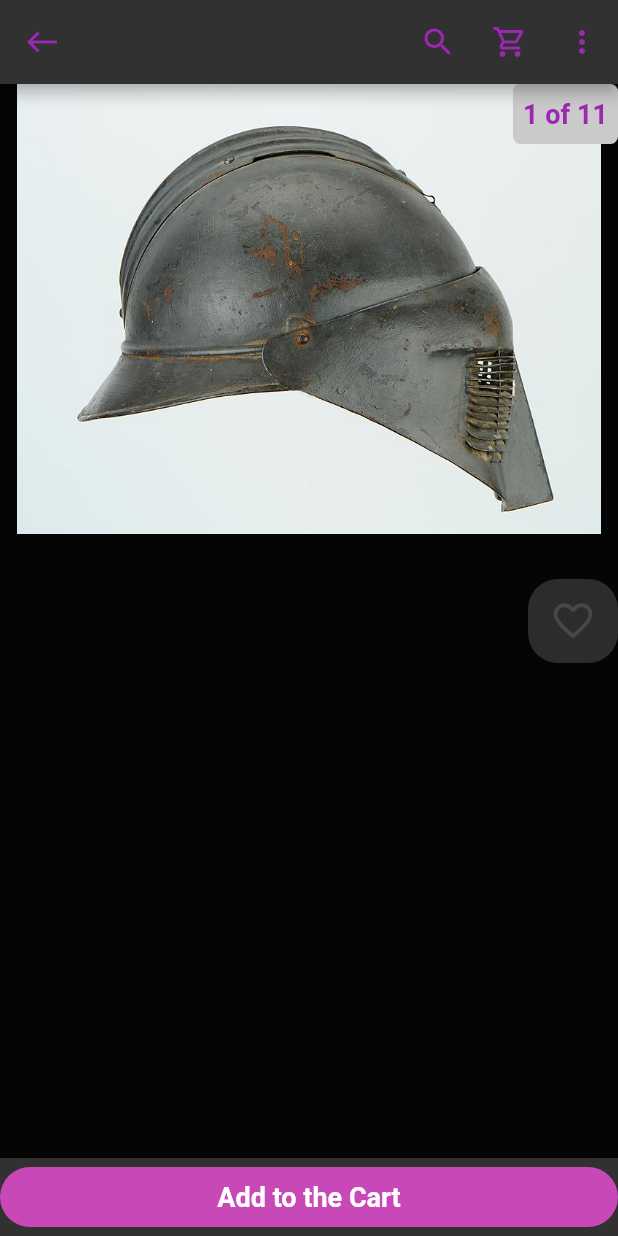
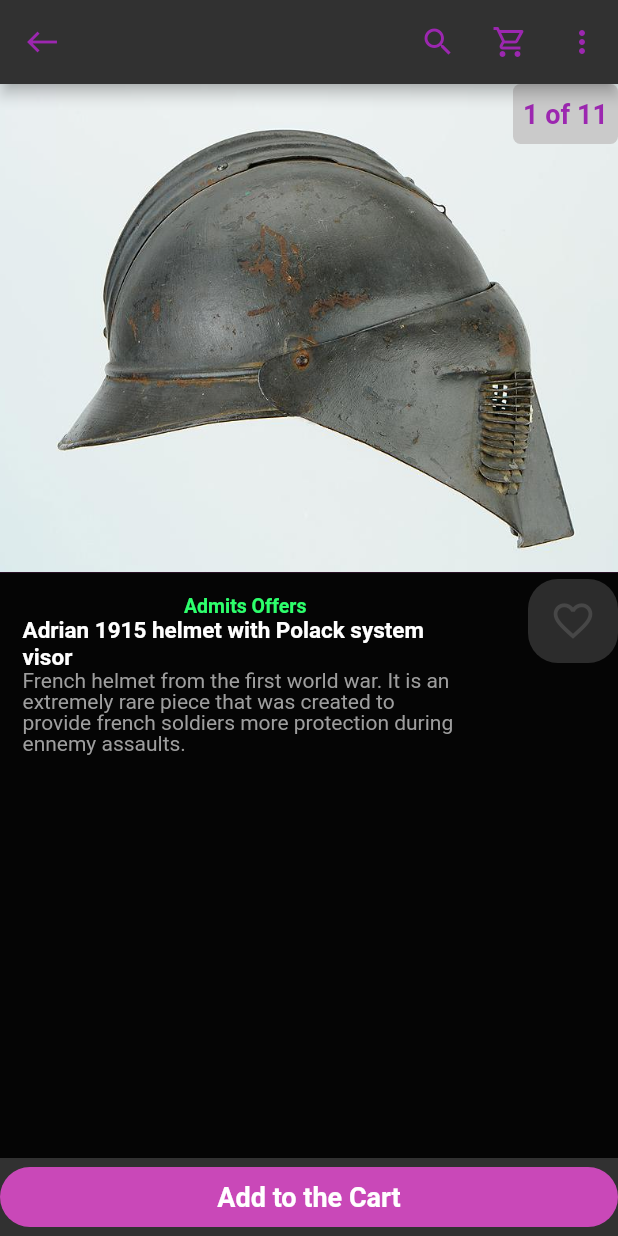
Before and after one commit to TheGewehr/LayoutDesign_AlexandreCarreras, a Flutter app: the screen it shows after launch, on a phone screen of 412 x 824 dp. Run offline on Flutter 3.47's test engine with Material 2 defaults, Android fonts, the phone set to English and light mode, and no system bars.

Commit message:
Trying to add the description

```diff
--- a/LayoutDesign_AlexandreCarreras/layoutdesign_alexandrecarreras/lib/main.dart
+++ b/LayoutDesign_AlexandreCarreras/layoutdesign_alexandrecarreras/lib/main.dart
@@ -18,7 +18,7 @@ class MyApp extends StatelessWidget {
         backgroundColor: const Color.fromARGB(255, 5, 5, 5),
         appBar: AppBar                                            // Appbar Stuff
         (
-          backgroundColor: Color.fromARGB(255, 49, 49, 49),
+          backgroundColor: const Color.fromARGB(255, 49, 49, 49),
           actions: <Widget>
           [
             IconButton(
@@ -40,13 +40,22 @@ class MyApp extends StatelessWidget {
             icon: const Icon(Icons.west,color: Colors.purple,)
           ),
         ),
-        bottomNavigationBar: BottomBar(),
+        bottomNavigationBar: const BottomBar(),
         body:  Stack(
           children: [
+          Align(
+            alignment: Alignment.topCenter,
+            child: Column(
+              children: const [
+                Expanded(flex: 5, child: ProductImage()),
+                Expanded(flex: 6, child: InfoSection()),
+              ],
+            ),
+          ),
+          //const Align(alignment: Alignment.topCenter, child: ProductImage(),),
+          Align(alignment: Alignment.centerRight, child: LikeWidget(),),
+          const Align(alignment: Alignment.topRight, child: CountOfPictures(),),
 
-          Align(alignment: Alignment.topCenter, child: ProductImage(),),
-          Align(alignment: Alignment.centerRight, child: LikeWidget(),),
-          Align(alignment: Alignment.topRight, child: CountOfPictures(),),
 
           ]
         )
@@ -161,9 +170,6 @@ class AddToTheCart extends StatelessWidget{
 class ProductImage extends StatelessWidget{
   const ProductImage({Key? key}) : super(key: key);
 
-
-
-
   @override
   Widget build(BuildContext)
   {
@@ -175,9 +181,70 @@ class ProductImage extends StatelessWidget{
 
         ),
 
-      child: Image.asset('assets/AdrianHelmet01.png', fit: BoxFit.cover)
+      child: Image.asset('assets/AdrianHelmet01.png', fit: BoxFit.cover),
+
     );
 
+  }
+}
+
+class InfoSection extends StatelessWidget {
+  const InfoSection({
+    Key? key,
+  }) : super(key: key);
+
+  @override
+  Widget build(BuildContext context) {
+    //final product = context.watch<Product>();
+    return Padding(
+      padding: const EdgeInsets.only(left: 15, right:100, top: 15),
+      child: Column(
+        children: const [
+          //Row(
+          //  children: [
+
+            Text(
+                  "Admits Offers",
+                  style: TextStyle(
+                  fontSize: 13,
+                  fontWeight: FontWeight.bold,
+                  color: Color.fromARGB(255, 45, 255, 108),
+
+                ),
+              ),
+
+
+              Text(
+                  "Adrian 1915 helmet with Polack system visor",
+                  style: TextStyle(
+                  fontSize: 15,
+                  fontWeight: FontWeight.bold,
+                  color: Colors.white
+                ),
+              ),
+              //const Spacer(),
+              //FloatingActionButton(
+              //  onPressed: null,
+               // mini: true,
+              // backgroundColor: Colors.amber,
+                //child: //Icon(
+                  //product.favorite ? Icons.favorite : Icons.favorite_outline,
+                //),
+              //)
+          //  ],
+          //),
+          Text(
+            "French helmet from the first world war. It is an extremely rare piece that was created to provide french soldiers more protection during ennemy assaults.",
+            style: TextStyle(
+              color: Colors.grey,
+              height: 1.0,
+            ),
+          ),
+          //const SizedBox(height: 20),
+
+        ],
+      ),
+    );
   }
 }
 
```
